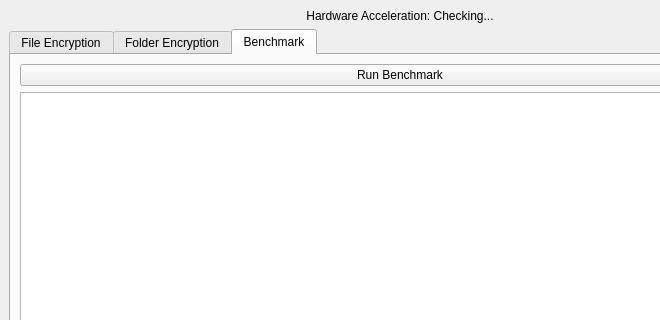
Above: ui/mainwindow.ui from brammittendorff/opencryptui before the change; both pictures show x 0 to 660 and y 0 to 320 of the 800 by 600 pixel window. Below: the same form after it.
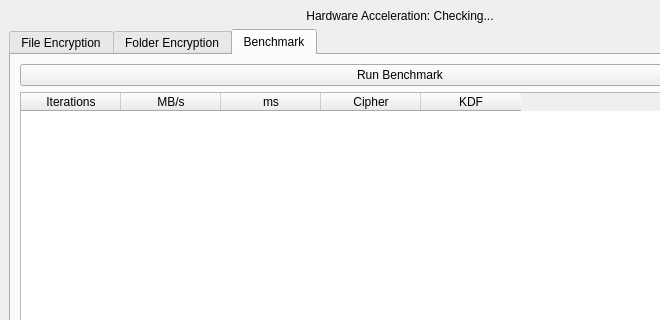
That is the form after the change. The open tabs and pages were chosen to show the change. Custom widgets are drawn as their Qt base class.

What changed in the file:
```diff
--- a/ui/mainwindow.ui
+++ b/ui/mainwindow.ui
@@ -285,10 +285,32 @@
          </widget>
         </item>
         <item>
-         <widget class="QTextEdit" name="benchmarkResultsTextEdit">
-          <property name="readOnly">
-           <bool>true</bool>
-          </property>
+         <widget class="QTableWidget" name="benchmarkTable">
+          <column>
+           <property name="text">
+            <string>Iterations</string>
+           </property>
+          </column>
+          <column>
+           <property name="text">
+            <string>MB/s</string>
+           </property>
+          </column>
+          <column>
+           <property name="text">
+            <string>ms</string>
+           </property>
+          </column>
+          <column>
+           <property name="text">
+            <string>Cipher</string>
+           </property>
+          </column>
+          <column>
+           <property name="text">
+            <string>KDF</string>
+           </property>
+          </column>
          </widget>
         </item>
        </layout>
```
